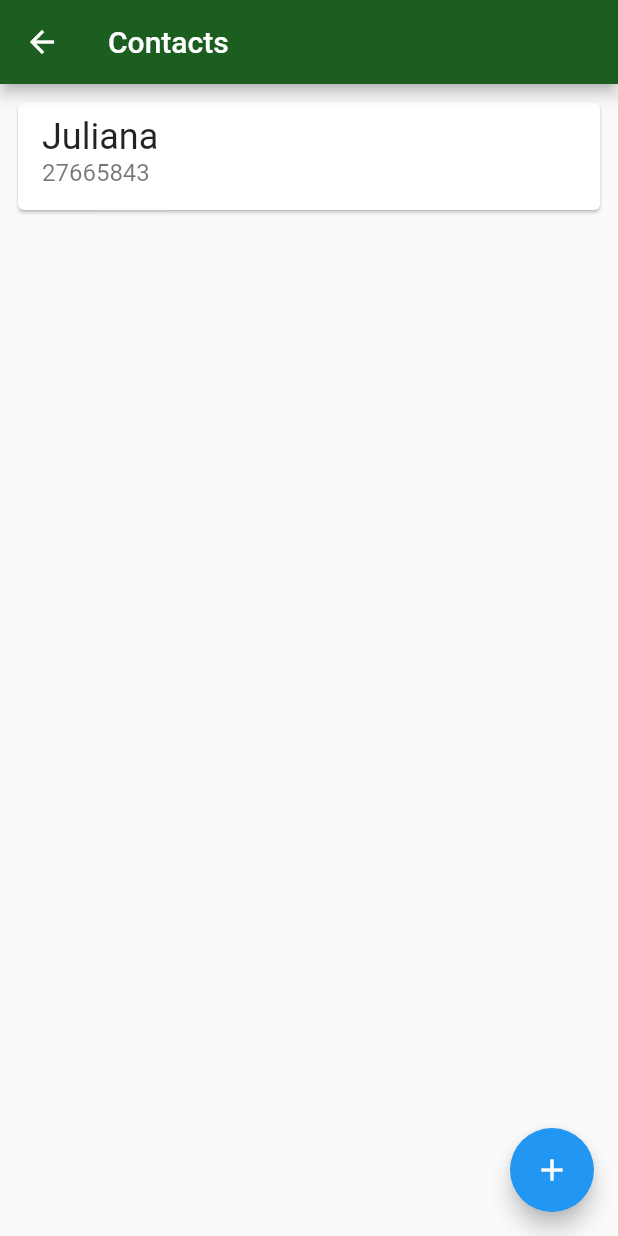
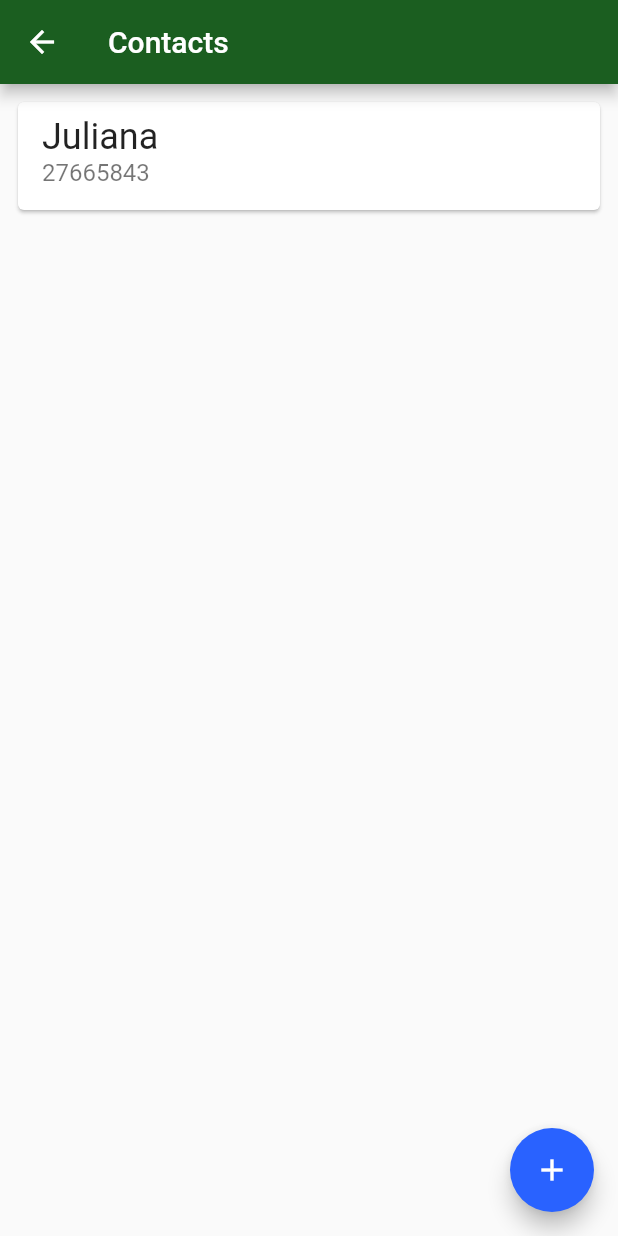
Before and after one commit to busatoju/Bytebank-v2, a Flutter app: the screen it shows after launch, after a tap on "Contacts", on a phone screen of 412 x 824 dp. Run offline on Flutter 3.47's test engine with Material 2 defaults, Android fonts, the phone set to English and light mode, and no system bars.

Commit message:
Atualizando tema da aplicação

```diff
--- a/lib/main.dart
+++ b/lib/main.dart
@@ -1,4 +1,3 @@
-
 import 'package:bytebank_version_two/views/dashboard.dart';
 import 'package:flutter/material.dart';
 
@@ -10,9 +9,10 @@ class MyApp extends StatelessWidget {
     return MaterialApp(
       theme: ThemeData(
         primaryColor: Colors.green[900],
+        accentColor: Colors.blueAccent[700],
         buttonTheme: ButtonThemeData(
-            buttonColor: Colors.blue,
-
+          buttonColor: Colors.blueAccent[700],
+          textTheme: ButtonTextTheme.primary,
         ),
       ),
       home: Dashboard(),
```
